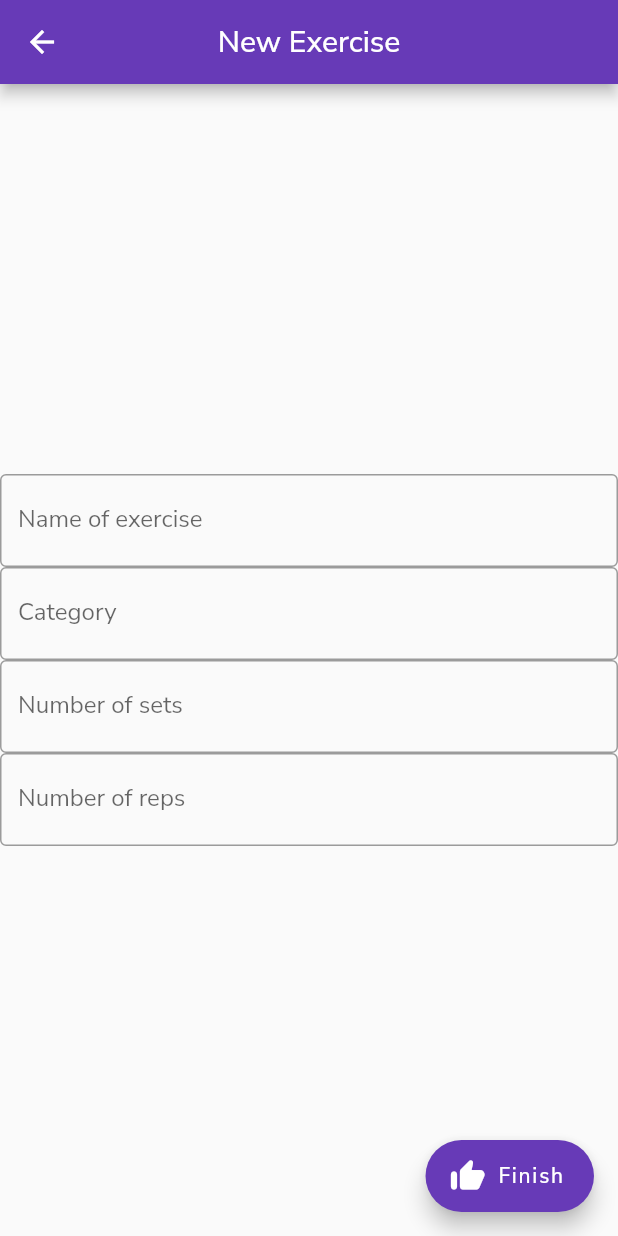
After one commit to aporria/FitBuddy, a Flutter app: the ExerciseList screen opened directly, after a tap on the "add" icon, on a phone screen of 412 x 824 dp. The commit adds this screen. Run offline on Flutter 3.47's test engine with Material 2 defaults, Android fonts, the phone set to English and light mode, and no system bars; our stand-ins replace firebase_auth, firebase_core, firebase_database, google_fonts; accounts and stored records are empty.

Commit message:
Initial core functionality of adding exercises to a list added

```diff
--- /dev/null
+++ b/lib/exercise_set_screens/add_new_exercise.dart
@@ -0,0 +1,96 @@
+import 'package:firebase_database/firebase_database.dart';
+import 'package:flutter/material.dart';
+
+class AddNewExercise extends StatefulWidget {
+  const AddNewExercise({Key? key}) : super(key: key);
+
+  @override
+  State<AddNewExercise> createState() => _AddNewExerciseState();
+}
+
+class _AddNewExerciseState extends State<AddNewExercise> {
+
+  var nameController = TextEditingController();
+  var numberOfSetsController = TextEditingController();
+  var categoryController = TextEditingController();
+  var numberOfRepsController = TextEditingController();
+
+  @override
+  Widget build(BuildContext context) {
+    final ButtonStyle style =
+    ElevatedButton.styleFrom(textStyle: const TextStyle(fontSize: 20));
+
+    return Scaffold(
+      appBar: AppBar(
+        title: const Text('New Exercise'),
+        centerTitle: true,
+      ),
+      body: Center(
+        child: Column(
+          mainAxisAlignment: MainAxisAlignment.center,
+          children: [
+            TextField(
+              controller: nameController,
+              obscureText: false,
+              decoration: const InputDecoration(
+                border: OutlineInputBorder(),
+                labelText: 'Name of exercise',
+              ),
+            ),
+            TextField(
+              controller: categoryController,
+              obscureText: false,
+              decoration: const InputDecoration(
+                border: OutlineInputBorder(),
+                labelText: 'Category',
+              ),
+            ),
+            TextField(
+              controller: numberOfSetsController,
+              obscureText: false,
+              decoration: const InputDecoration(
+                border: OutlineInputBorder(),
+                labelText: 'Number of sets',
+              ),
+            ),
+            TextField(
+              controller: numberOfRepsController,
+              obscureText: false,
+              decoration: const InputDecoration(
+                border: OutlineInputBorder(),
+                labelText: 'Number of reps',
+              ),
+            ),
+          ],
+        ),
+      ),
+      floatingActionButton: FloatingActionButton.extended(
+        onPressed: () {
+          print(nameController.text);
+          print(categoryController.text);
+          print(numberOfSetsController.text);
+          print(numberOfRepsController.text);
+
+          var timeStamp = DateTime.now().millisecondsSinceEpoch;
+          FirebaseDatabase.instance.ref().child('exercises/exercise' + timeStamp.toString()).set(
+            {
+              "name" : nameController.text,
+              "category" : categoryController.text,
+              "numSets" : numberOfSetsController.text,
+              "numReps" : numberOfRepsController.text,
+            }
+          ).then((value) {
+            print("Successfully added new exercise!");
+          }).catchError((error) {
+            print("Failed to add character" + error.toString());
+          });
+          Navigator.pop(context);
+        },
+        label: const Text('Finish'),
+        icon: const Icon(
+            Icons.thumb_up_rounded
+        ),
+      ),
+    );
+  }
+}
--- a/lib/exercise_set_screens/existing_set.dart
+++ b/lib/exercise_set_screens/existing_set.dart
@@ -1,6 +1,6 @@
 import 'package:fit_buddy/exercise_set_screens/start_set.dart';
 import 'package:flutter/material.dart';
-import 'edit_set.dart';
+import 'add_new_exercise.dart';
 
 class ExistingSets extends StatefulWidget {
   const ExistingSets({Key? key, required this.title}) : super(key: key);
@@ -77,7 +77,7 @@ class _ExistingSetsState extends State<ExistingSets> {
         onPressed: () {
           Navigator.push(
             context,
-            MaterialPageRoute(builder: (context) => const EditSet(title: '',)),
+            MaterialPageRoute(builder: (context) => const AddNewExercise()),
           );
         },
         child: const Icon(Icons.add),
--- /dev/null
+++ b/lib/home_screens/exercise_list.dart
@@ -0,0 +1,196 @@
+import 'dart:convert';
+
+import 'package:firebase_database/firebase_database.dart';
+import 'package:fit_buddy/exercise_set_screens/add_new_routine.dart';
+import 'package:fit_buddy/exercise_set_screens/routine_details.dart';
+import 'package:flutter/material.dart';
+
+import '../exercise_set_screens/add_new_exercise.dart';
+
+class ExerciseList extends StatefulWidget {
+  const ExerciseList({Key? key}) : super(key: key);
+
+  @override
+  State<ExerciseList> createState() => _ExerciseListState();
+}
+
+class _ExerciseListState extends State<ExerciseList> {
+
+  var exerciseList = [];
+
+  _ExerciseListState() {
+    refreshExerciseList();
+    FirebaseDatabase.instance.ref().child('exercises').onChildChanged.listen((event) {
+      print('Data changed.');
+      refreshExerciseList();
+    });
+    FirebaseDatabase.instance.ref().child('exercises').onChildRemoved.listen((event) {
+      print('Data changed.');
+      refreshExerciseList();
+    });
+    FirebaseDatabase.instance.ref().child('exercises').onChildAdded.listen((event) {
+      print('Data changed.');
+      refreshExerciseList();
+    });
+  }
+
+  void refreshExerciseList() {
+    FirebaseDatabase.instance.ref().child('exercises').once()
+      .then((datasnapshot) {
+        print('Successfully loaded the data!');
+        print(datasnapshot);
+        print('Key: ' + datasnapshot.snapshot.key.toString());
+        print(datasnapshot.snapshot.key);
+        print("Value: " + datasnapshot.snapshot.value.toString());
+        print(datasnapshot.snapshot.value);
+        print("Iterating the value map: ");
+        Map<dynamic, dynamic> data = jsonDecode(jsonEncode(datasnapshot.snapshot.value));
+        data.cast<String, dynamic>();
+        var exerciseListTmp = [];
+        data.forEach((key, value) {
+          print(key);
+          print(value);
+          exerciseListTmp.add(value);
+          exerciseList = exerciseListTmp;
+          setState(() {
+
+          });
+        });
+        print("Final Exercise List: ");
+        print(exerciseListTmp);
+      }).catchError((error) {
+        print("Failed to load data!");
+        print(error);
+      });
+  }
+
+  @override
+  Widget build(BuildContext context) {
+    return Scaffold(
+      appBar: AppBar(
+        centerTitle: true,
+        title: const Text('FitBuddy'),
+      ),
+      backgroundColor: const Color(0xFFF6F6F6),
+      body: Column(
+        children: [
+          Container(
+            width: double.infinity,
+            //margin: const EdgeInsets.only(top: 5, bottom: 5, left: 20, right: 20),
+            padding: const EdgeInsets.symmetric(
+              vertical: 32.0,
+              horizontal: 24.0,
+            ),
+            decoration: BoxDecoration(
+                color: Colors.white,
+                borderRadius: BorderRadius.circular(20.0)
+            ),
+            child: Column(
+              crossAxisAlignment: CrossAxisAlignment.start,
+              children: const [
+                Text(
+                  "Hello!",
+                  style: TextStyle(
+                    color: Color(0xFF211551),
+                    fontSize: 30.0,
+                    fontWeight: FontWeight.bold,
+                  ),
+                ),
+                Padding(
+                  padding: EdgeInsets.only(
+                    top: 10.0,
+                  ),
+                  child: Text(
+                    "Welcome to FitBuddy! Add exercises and track your progress!",
+                    style: TextStyle(
+                        fontSize: 16.0,
+                        color: Color(0xFF86829D),
+                        height: 1.5
+                    ),
+                  ),
+                )
+              ],
+            ),
+          ),
+          Expanded(
+            child: ListView.builder(
+              itemCount: exerciseList.length,
+              itemBuilder: (BuildContext context, int index) {
+                return ListTile(
+                  onTap: () {
+                    print("The item is clicked");
+
+                  },
+                  title: Container(
+                    width: double.infinity,
+                    //margin: const EdgeInsets.only(top: 5, bottom: 5, left: 20, right: 20),
+                    padding: const EdgeInsets.symmetric(
+                      vertical: 32.0,
+                      horizontal: 24.0,
+                    ),
+                    decoration: BoxDecoration(
+                        color: Colors.white,
+                        borderRadius: BorderRadius.circular(20.0)
+                    ),
+                    child: Row(
+                      children: [
+                        Column(
+                          crossAxisAlignment: CrossAxisAlignment.start,
+                          mainAxisAlignment: MainAxisAlignment.center,
+                          children: [
+                            Text(
+                              '${exerciseList[index]['name']}',
+                              style: const TextStyle(
+                                fontWeight: FontWeight.bold,
+                                fontSize: 25,
+                              ),
+                            ),
+                            Row(
+                              children: [
+                                Text(
+                                    '${exerciseList[index]['numSets']} sets • ',
+                                  style: const TextStyle(
+                                    fontSize: 18,
+                                  ),
+                                ),
+                                Text(
+                                    '${exerciseList[index]['numReps']} reps',
+                                  style: const TextStyle(
+                                    fontSize: 18,
+                                  ),
+                                ),
+                              ],
+                            ),
+                          ],
+                        ),
+                        Spacer(),
+                        Text(
+                            '${exerciseList[index]['category']}',
+                          style: const TextStyle(
+                            fontWeight: FontWeight.bold,
+                            fontSize: 20,
+                          ),
+                        ),
+                      ]
+                    ),
+                  ),
+                );
+              }),
+          ),
+        ],
+      ),
+      floatingActionButton: FloatingActionButton(
+        onPressed: () {
+          Navigator.push(
+            context,
+            MaterialPageRoute(builder: (context) => const AddNewExercise()),
+          );
+        },
+        child: const Icon(Icons.add_rounded),
+        shape: RoundedRectangleBorder(
+          borderRadius: BorderRadius.circular(18.0)
+        ),
+      ),
+    );
+  }
+}
--- a/lib/home_screens/home.dart
+++ b/lib/home_screens/home.dart
@@ -1,5 +1,5 @@
 import 'package:flutter/material.dart';
-import '../exercise_set_screens/new_set.dart';
+import '../exercise_set_screens/new_routine_page.dart';
 import '../exercise_set_screens/existing_set.dart';
 
 class HomePage extends StatefulWidget {
@@ -27,7 +27,7 @@ class _HomePageState extends State<HomePage> {
                 onPressed: () {
                   Navigator.push(
                     context,
-                    MaterialPageRoute(builder: (context) => const NewSet(title: 'New Routine',)),
+                    MaterialPageRoute(builder: (context) => const NewRoutine()),
                   );
                 },
                 child: const Text(
--- a/pubspec.yaml
+++ b/pubspec.yaml
@@ -37,6 +37,8 @@ dependencies:
   # The following adds the Cupertino Icons font to your application.
   # Use with the CupertinoIcons class for iOS style icons.
   cupertino_icons: ^1.0.2
+  google_fonts: ^2.3.2
+  cloud_firestore: ^3.1.13
 
 dev_dependencies:
   flutter_test:
```
Also changed, not shown: lib/exercise_set_screens/add_new_routine.dart (added, +79 -0 lines), lib/exercise_set_screens/edit_set.dart (deleted, +0 -72 lines), lib/exercise_set_screens/exercise_details.dart (added, +28 -0 lines), lib/exercise_set_screens/new_routine_page.dart (added, +44 -0 lines), lib/exercise_set_screens/new_set.dart (deleted, +0 -37 lines), lib/exercise_set_screens/routine_details.dart (added, +26 -0 lines), lib/home_screens/login.dart (+6 -12 lines), lib/home_screens/main.dart (+6 -2 lines), lib/home_screens/signup.dart (+6 -1 lines), lib/widgets.dart (added, +43 -0 lines), lib/firebase_options.dart, pubspec.lock, 6 other files.
